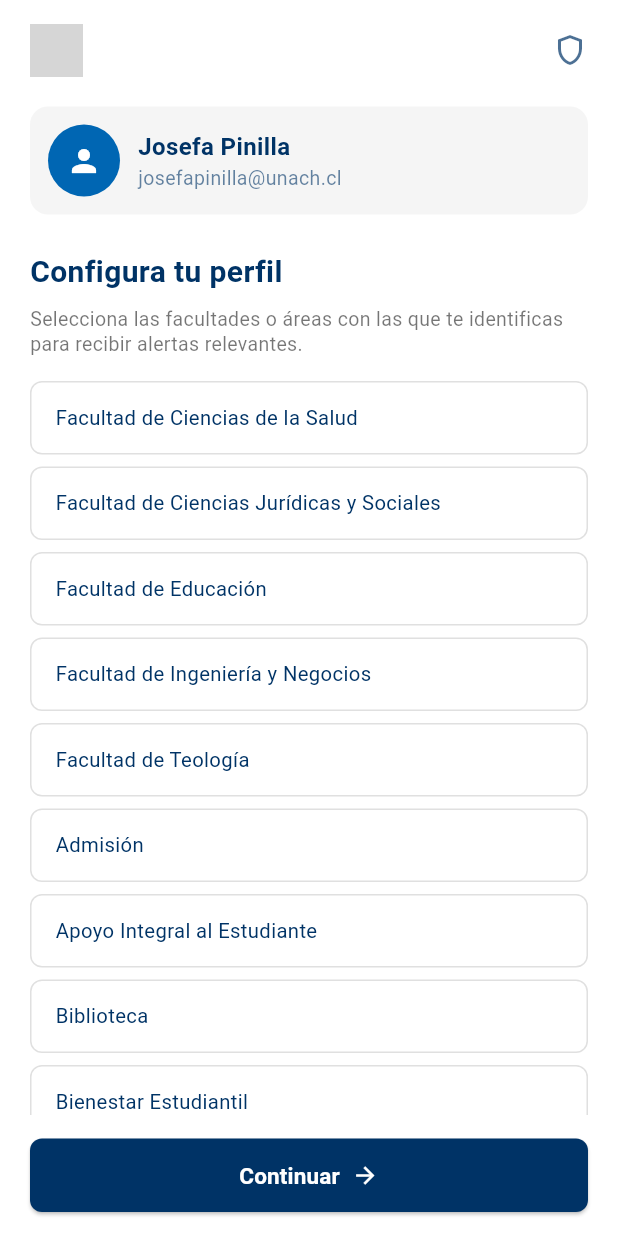
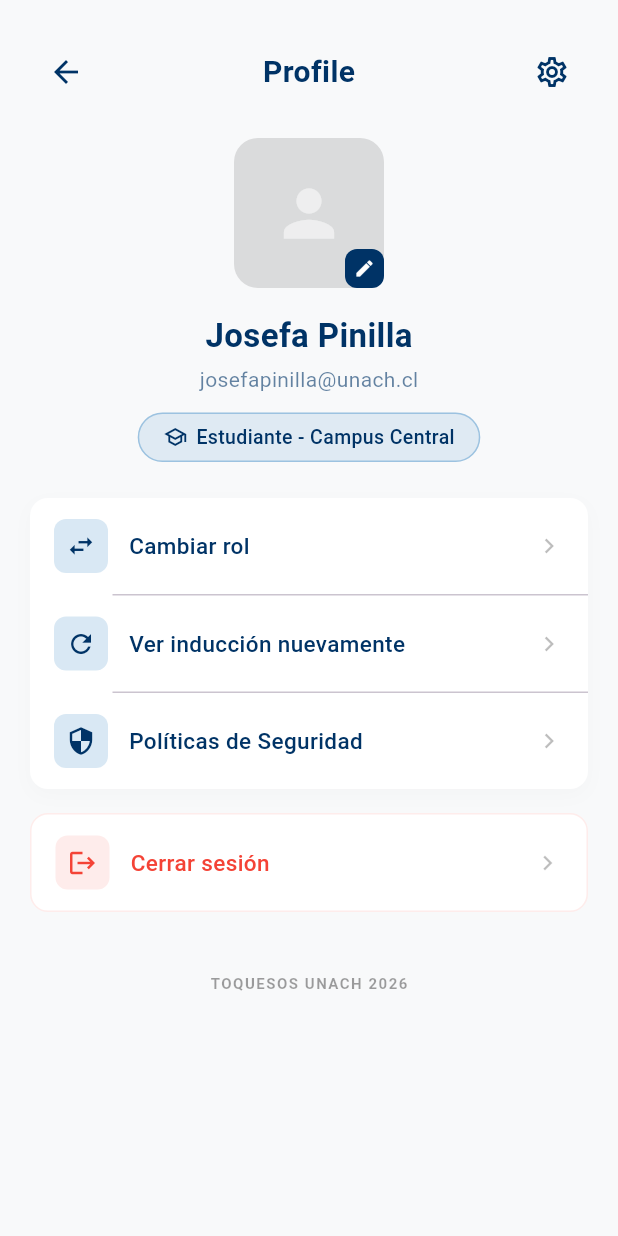
Before and after one commit to JosefaPinilla/alerta_unach, a Flutter app: the PerfilScreen screen opened directly, on a phone screen of 412 x 824 dp. Run offline on Flutter 3.47's test engine with Material 3 defaults, Android fonts, the phone set to English and light mode, and no system bars; our stand-ins replace shared_preferences; accounts and stored records are empty; Roboto replaces fonts that are missing (Prompt); grey boxes are pictures that could not be loaded.

Commit message:
agregando perfil y perfil-config diseño

```diff
--- a/lib/pantallas/perfil/perfil-config.dart
+++ b/lib/pantallas/perfil/perfil-config.dart
@@ -1,17 +1,17 @@
 import 'package:flutter/material.dart';
 import '../theme/app_theme.dart';
 
-class PerfilScreen extends StatefulWidget {
-  const PerfilScreen({super.key});
+class PerfilConfigScreen extends StatefulWidget {
+  const PerfilConfigScreen({super.key});
 
   @override
-  State<PerfilScreen> createState() => _PerfilScreenState();
+  State<PerfilConfigScreen> createState() => _PerfilConfigScreenState();
 }
 
-class _PerfilScreenState extends State<PerfilScreen> {
-  // lista de elementos seleccionados
+class _PerfilConfigScreenState extends State<PerfilConfigScreen> {
+  // Lista de elementos seleccionados de forma múltiple
   final List<String> _rolesSeleccionados = [];
-  // lista oficial unach
+
   final List<String> _roles = [
     'Facultad de Ciencias de la Salud',
     'Facultad de Ciencias Jurídicas y Sociales',
@@ -35,10 +35,9 @@ class _PerfilScreenState extends State<PerfilScreen> {
     'Vinculación con el Medio',
   ];
 
-  // continuar flujo
   void _guardarYContinuar() {
     if (_rolesSeleccionados.isNotEmpty) {
-      Navigator.pushReplacementNamed(context, '/introduccion');
+      Navigator.pushReplacementNamed(context, '/perfil');
     } else {
       ScaffoldMessenger.of(context).showSnackBar(
         const SnackBar(content: Text('Por favor, selecciona al menos una opción antes de continuar.')),
@@ -46,7 +45,6 @@ class _PerfilScreenState extends State<PerfilScreen> {
     }
   }
 
-  // alternar seleccion
   void _alternarSeleccion(String rol) {
     setState(() {
       if (_rolesSeleccionados.contains(rol)) {
@@ -69,7 +67,7 @@ class _PerfilScreenState extends State<PerfilScreen> {
             children: [
               const SizedBox(height: 16),
 
-              // cabecera unach con logo
+              // Cabecera institucional horizontal
               Row(
                 mainAxisAlignment: MainAxisAlignment.spaceBetween,
                 children: [
@@ -83,7 +81,7 @@ class _PerfilScreenState extends State<PerfilScreen> {
               ),
               const SizedBox(height: 20),
 
-              // tarjeta simulada google user
+              // Tarjeta Google User
               Container(
                 padding: const EdgeInsets.all(12),
                 decoration: BoxDecoration(
@@ -125,7 +123,6 @@ class _PerfilScreenState extends State<PerfilScreen> {
               ),
               const SizedBox(height: 24),
 
-              // titulos instrucciones
               const Text(
                 'Configura tu perfil',
                 style: TextStyle(
@@ -147,7 +144,7 @@ class _PerfilScreenState extends State<PerfilScreen> {
               ),
               const SizedBox(height: 16),
 
-              // lista scrolleable de opciones
+              // Lista Scrolleable
               Expanded(
                 child: ListView.builder(
                   itemCount: _roles.length,
@@ -195,7 +192,7 @@ class _PerfilScreenState extends State<PerfilScreen> {
                 ),
               ),
 
-              // boton continuar abajo fijo
+              // Botón Continuar
               Padding(
                 padding: const EdgeInsets.symmetric(vertical: 16.0),
                 child: SizedBox(
--- a/lib/pantallas/perfil/perfil.dart
+++ b/lib/pantallas/perfil/perfil.dart
@@ -0,0 +1,238 @@
+import 'package:flutter/material.dart';
+import '../theme/app_theme.dart';
+
+class PerfilScreen extends StatelessWidget {
+  const PerfilScreen({super.key});
+
+  @override
+  Widget build(BuildContext context) {
+    return Scaffold(
+      backgroundColor: const Color(0xFFF8F9FA),
+      body: SafeArea(
+        child: SingleChildScrollView(
+          child: Padding(
+            padding: const EdgeInsets.symmetric(horizontal: 20.0),
+            child: Column(
+              children: [
+                const SizedBox(height: 24),
+
+                // header
+                Row(
+                  mainAxisAlignment: MainAxisAlignment.spaceBetween,
+                  children: [
+                    IconButton(
+                      icon: const Icon(Icons.arrow_back, color: AppTheme.azulOscuro),
+                      onPressed: () => Navigator.pushReplacementNamed(context, '/home'),
+                    ),
+                    const Text(
+                      'Profile',
+                      style: TextStyle(
+                        fontFamily: 'Prompt',
+                        fontWeight: FontWeight.w700,
+                        color: AppTheme.azulOscuro,
+                        fontSize: 20,
+                      ),
+                    ),
+                    IconButton(
+                      icon: const Icon(Icons.settings_outlined, color: AppTheme.azulOscuro),
+                      onPressed: () {},
+                    ),
+                  ],
+                ),
+                const SizedBox(height: 20),
+
+                // Foto de Perfil con botón flotante
+                Center(
+                  child: Stack(
+                    children: [
+                      Container(
+                        width: 100,
+                        height: 100,
+                        decoration: BoxDecoration(
+                          borderRadius: BorderRadius.circular(16),
+                          color: Colors.black12, // COLOR CORREGIDO DENTRO DEL BOXDECORATION
+                        ),
+                        child: const Icon(Icons.person, size: 50, color: Colors.white54),
+                      ),
+                      Positioned(
+                        bottom: 0,
+                        right: 0,
+                        child: Container(
+                          padding: const EdgeInsets.all(6),
+                          decoration: BoxDecoration(
+                            color: AppTheme.azulOscuro,
+                            borderRadius: BorderRadius.circular(8),
+                          ),
+                          child: const Icon(Icons.edit, color: AppTheme.blanco, size: 14),
+                        ),
+                      ),
+                    ],
+                  ),
+                ),
+                const SizedBox(height: 16),
+
+                // Datos de usuario
+                const Text(
+                  'Josefa Pinilla',
+                  style: TextStyle(
+                    fontFamily: 'Prompt',
+                    fontSize: 22,
+                    fontWeight: FontWeight.w700,
+                    color: AppTheme.azulOscuro,
+                  ),
+                ),
+                const SizedBox(height: 4),
+                Text(
+                  'josefapinilla@unach.cl',
+                  style: TextStyle(
+                    fontFamily: 'Prompt',
+                    fontSize: 14,
+                    color: AppTheme.azulOscuro.withOpacity(0.6),
+                  ),
+                ),
+                const SizedBox(height: 12),
+
+                // Chip de Rol
+                Container(
+                  padding: const EdgeInsets.symmetric(horizontal: 16, vertical: 6),
+                  decoration: BoxDecoration(
+                    color: AppTheme.azulClaro.withOpacity(0.1),
+                    borderRadius: BorderRadius.circular(20),
+                    border: Border.all(color: AppTheme.azulClaro.withOpacity(0.3)),
+                  ),
+                  child: Row(
+                    mainAxisSize: MainAxisSize.min,
+                    children: [
+                      const Icon(Icons.school_outlined, size: 16, color: AppTheme.azulOscuro),
+                      const SizedBox(width: 6),
+                      Text(
+                        'Estudiante - Campus Central',
+                        style: const TextStyle(
+                          fontFamily: 'Prompt',
+                          fontSize: 13,
+                          fontWeight: FontWeight.w500,
+                          color: AppTheme.azulOscuro,
+                        ),
+                      ),
+                    ],
+                  ),
+                ),
+                const SizedBox(height: 24),
+
+                // Menú de opciones
+                Container(
+                  decoration: BoxDecoration(
+                    color: AppTheme.blanco,
+                    borderRadius: BorderRadius.circular(12),
+                    boxShadow: [
+                      BoxShadow(
+                        color: Colors.black.withOpacity(0.02),
+                        blurRadius: 10,
+                        offset: const Offset(0, 4),
+                      ),
+                    ],
+                  ),
+                  child: Column(
+                    children: [
+                      _buildOptionItem(
+                        icon: Icons.swap_horiz,
+                        title: 'Cambiar rol',
+                        onTap: () => Navigator.pushNamed(context, '/perfil-config'),
+                      ),
+                      const Divider(height: 1, indent: 55),
+                      _buildOptionItem(
+                        icon: Icons.refresh,
+                        title: 'Ver inducción nuevamente',
+                        onTap: () {},
+                      ),
+                      const Divider(height: 1, indent: 55),
+                      _buildOptionItem(
+                        icon: Icons.security_outlined,
+                        title: 'Políticas de Seguridad',
+                        onTap: () {},
+                      ),
+                    ],
+                  ),
+                ),
+                const SizedBox(height: 16),
+
+                // Botón Cerrar Sesión
+                Container(
+                  decoration: BoxDecoration(
+                    color: AppTheme.blanco,
+                    borderRadius: BorderRadius.circular(12),
+                    border: Border.all(color: Colors.red.withOpacity(0.1)),
+                  ),
+                  child: _buildOptionItem(
+                    icon: Icons.logout,
+                    title: 'Cerrar sesión',
+                    colorText: Colors.red,
+                    colorIconBackground: Colors.red.withOpacity(0.1),
+                    colorIcon: Colors.red,
+                    onTap: () => Navigator.pushReplacementNamed(context, '/login'),
+                  ),
+                ),
+
+                const SizedBox(height: 40),
+
+                const Text(
+                  'TOQUESOS UNACH 2026',
+                  style: TextStyle(
+                    fontFamily: 'Prompt',
+                    fontSize: 10,
+                    color: Colors.black38,
+                    fontWeight: FontWeight.w600,
+                    letterSpacing: 1,
+                  ),
+                ),
+                const SizedBox(height: 20),
+              ],
+            ),
+          ),
+        ),
+      ),
+    );
+  }
+
+  Widget _buildOptionItem({
+    required IconData icon,
+    required String title,
+    required VoidCallback onTap,
+    Color colorText = AppTheme.azulOscuro,
+    Color? colorIconBackground,
+    Color colorIcon = AppTheme.azulOscuro,
+  }) {
+    return InkWell(
+      onTap: onTap,
+      borderRadius: BorderRadius.circular(12),
+      child: Padding(
+        padding: const EdgeInsets.symmetric(horizontal: 16.0, vertical: 14.0),
+        child: Row(
+          children: [
+            Container(
+              padding: const EdgeInsets.all(8),
+              decoration: BoxDecoration(
+                color: colorIconBackground ?? AppTheme.azulClaro.withOpacity(0.15),
+                borderRadius: BorderRadius.circular(8),
+              ),
+              child: Icon(icon, color: colorIcon, size: 20),
+            ),
+            const SizedBox(width: 14),
+            Expanded(
+              child: Text(
+                title,
+                style: TextStyle(
+                  fontFamily: 'Prompt',
+                  fontSize: 15,
+                  fontWeight: FontWeight.w500,
+                  color: colorText,
+                ),
+              ),
+            ),
+            const Icon(Icons.chevron_right, color: Colors.black26, size: 20),
+          ],
+        ),
+      ),
+    );
+  }
+}
```
